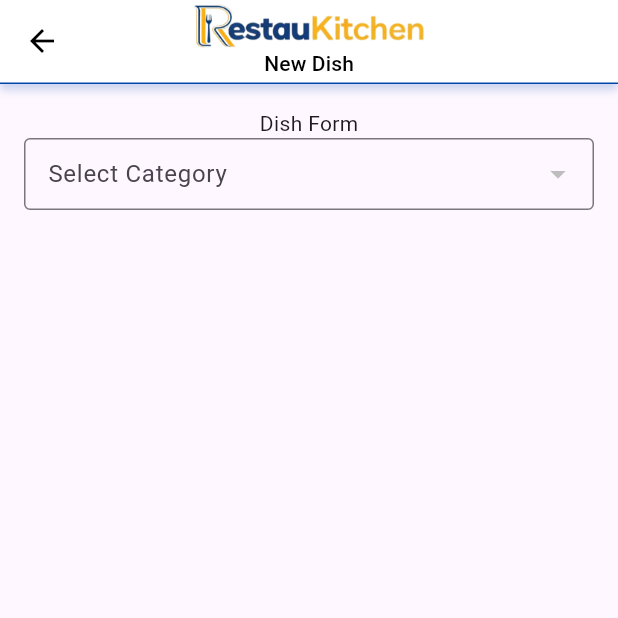
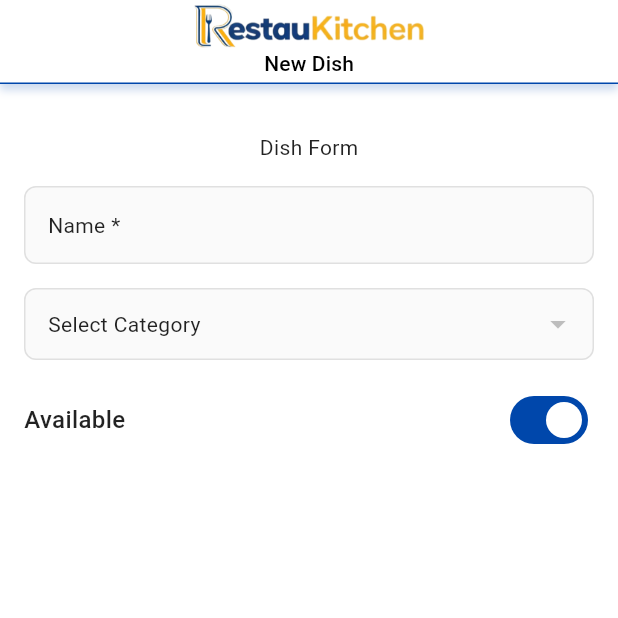
Before and after one commit to baselasi/restaukitchen_flutter_app, a Flutter app: the DishForm screen opened directly, on a phone screen of 412 x 824 dp, the top half of it. Run offline on Flutter 3.47's test engine with Material 3 defaults, Android fonts, the phone set to English and light mode, and no system bars; our stand-ins replace bloc, equatable, flutter_bloc, flutter_secure_storage, get_it, hive_flutter and 3 more; accounts and stored records are empty; network calls fail.

Commit message:
ui: change input style

```diff
--- a/lib/core/components/form/categorySelector/category_selector_field.dart
+++ b/lib/core/components/form/categorySelector/category_selector_field.dart
@@ -26,8 +26,9 @@ class _CategorySelectorFieldState extends State<CategorySelectorField> {
           // hint: const Text('Select Category'),
           initialValue:
               state.selectedCategory?.name, // The current value from Cubit
-          decoration: const InputDecoration(
+          decoration: InputDecoration(
             labelText: 'Select Category',
+            labelStyle: Theme.of(context).textTheme.bodyMedium,
             border: OutlineInputBorder(), // Gives it that "Input Field" look
             contentPadding: EdgeInsets.symmetric(horizontal: 12, vertical: 8),
           ),
--- a/lib/core/components/form/input_field.dart
+++ b/lib/core/components/form/input_field.dart
@@ -97,15 +97,14 @@ class InputField extends StatelessWidget {
       focusNode: focusNode,
       textInputAction: textInputAction,
       onFieldSubmitted: onSubmitted,
-      style: TextStyle(
-        color: isDisabled
-            ? theme.colorScheme.onSurface.withValues(alpha: 0.38)
-            : theme.colorScheme.primary,
-      ),
+      style:theme.textTheme.bodyMedium,
       decoration: InputDecoration(
         labelText: label != null ? (isRequired ? '$label *' : label) : null,
+        labelStyle: theme.textTheme.bodyMedium,
         hintText: hint,
+        hintStyle:theme.textTheme.bodyMedium ,
         helperText: helperText,
+        helperStyle: theme.textTheme.bodyMedium,
         prefixIcon: prefixIcon != null
             ? Icon(
                 prefixIcon,
--- a/lib/main.dart
+++ b/lib/main.dart
@@ -6,6 +6,7 @@ import 'package:restaukitchen_app/page/authentication/bloc/login_cubit.dart';
 import 'package:restaukitchen_app/page/authentication/login_page.dart';
 import 'package:restaukitchen_app/page/mainPage/bloc/main_page_cubit.dart';
 import 'package:restaukitchen_app/page/mainPage/main_page.dart';
+import 'package:restaukitchen_app/theme/light_theme.dart';
 
 void main() async {
   WidgetsFlutterBinding.ensureInitialized();
@@ -28,9 +29,7 @@ class MyApp extends StatelessWidget {
         ],
         child: MaterialApp(
           title: 'Flutter Demo',
-          theme: ThemeData(
-            colorScheme: ColorScheme.fromSeed(seedColor: Colors.deepPurple),
-          ),
+          theme: LightTheme.theme,
           home: BlocConsumer<AuthCubit, AuthState>(
             builder: (context, state) {
               if (state.status == AuthStatus.unauthenticated) {
--- a/lib/page/dishForm/dish_form.dart
+++ b/lib/page/dishForm/dish_form.dart
@@ -3,6 +3,7 @@ import 'package:flutter_bloc/flutter_bloc.dart';
 import 'package:restaukitchen_app/core/components/appBar/details_app_bar.dart';
 import 'package:restaukitchen_app/core/components/form/categorySelector/category_selector_cubit.dart';
 import 'package:restaukitchen_app/core/components/form/categorySelector/category_selector_field.dart';
+import 'package:restaukitchen_app/core/components/form/input_field.dart';
 
 class DishForm extends StatefulWidget {
   const DishForm({super.key});
@@ -12,6 +13,9 @@ class DishForm extends StatefulWidget {
 }
 
 class _DishFormState extends State<DishForm> {
+  final TextEditingController _nameControllere = TextEditingController();
+  bool _isAvailable = true;
+
   @override
   Widget build(BuildContext context) {
     return Scaffold(
@@ -20,10 +24,36 @@ class _DishFormState extends State<DishForm> {
         padding: const EdgeInsets.all(16),
         child: Column(
           children: [
+            SizedBox(height: 16),
             Text('Dish Form'),
+            SizedBox(height: 16),
+            InputField(
+              controller: _nameControllere,
+              label: "Name",
+              isRequired: true,
+            ),
+            SizedBox(height: 16),
             BlocProvider(
               create: (context) => CategorySelectorCubit(),
               child: CategorySelectorField(),
+            ),
+            SizedBox(height: 16),
+            Row(
+              children: [
+                Text(
+                  'Available',
+                  style: TextStyle(fontSize: 16, fontWeight: FontWeight.w500),
+                ),
+                Spacer(),
+                Switch(
+                  value: _isAvailable,
+                  onChanged: (value) {
+                    setState(() {
+                      _isAvailable = value;
+                    });
+                  },
+                ),
+              ],
             ),
           ],
         ),
```
